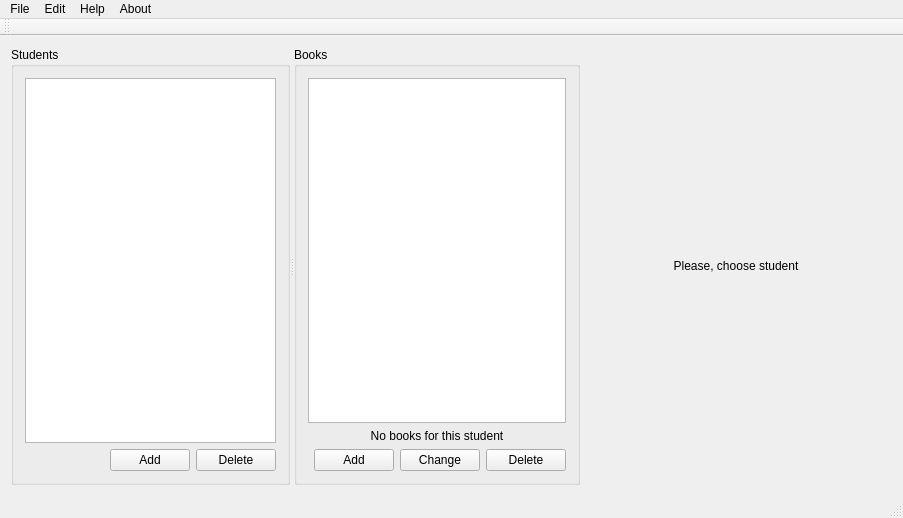
Before: the Qt Designer form GUI/MainWindow.ui in AntonyYurchenko/Library, drawn with Qt 5.
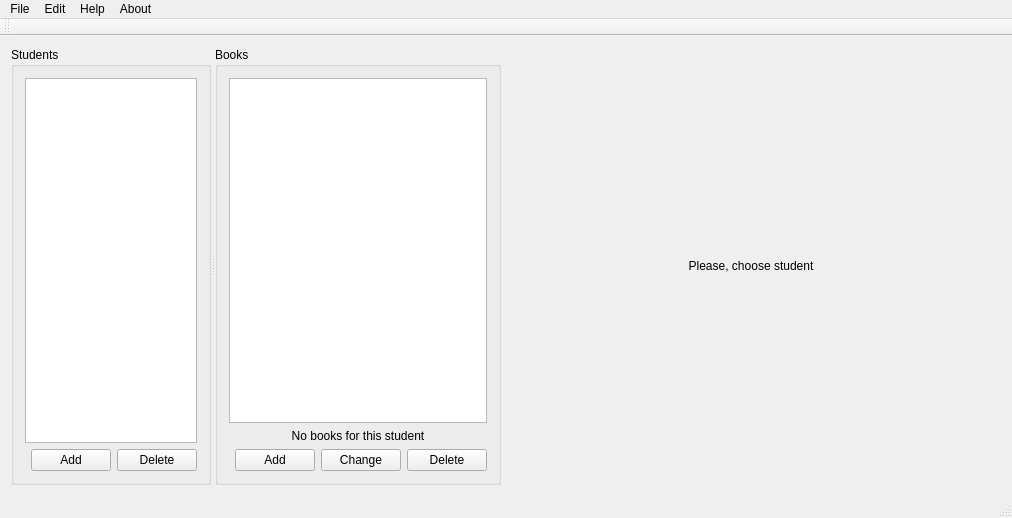
After: the same form once the commit is applied. Icons and pictures are not drawn.

Diff of the .ui file:
```diff
--- a/GUI/MainWindow.ui
+++ b/GUI/MainWindow.ui
@@ -13,6 +13,13 @@
   <property name="windowTitle">
    <string>Library</string>
   </property>
+  <property name="windowIcon">
+   <iconset resource="../Resource.qrc">
+    <normaloff>:/png/Resources/book.png</normaloff>:/png/Resources/book.png</iconset>
+  </property>
+  <property name="styleSheet">
+   <string notr="true"/>
+  </property>
   <widget class="QWidget" name="centralWidget">
    <layout class="QGridLayout" name="gridLayout_3">
     <item row="0" column="0">
@@ -23,7 +30,7 @@
       <widget class="QGroupBox" name="groupBox">
        <property name="sizePolicy">
         <sizepolicy hsizetype="Preferred" vsizetype="Preferred">
-         <horstretch>0</horstretch>
+         <horstretch>1</horstretch>
          <verstretch>0</verstretch>
         </sizepolicy>
        </property>
@@ -159,6 +166,12 @@
             <verstretch>0</verstretch>
            </sizepolicy>
           </property>
+          <property name="minimumSize">
+           <size>
+            <width>500</width>
+            <height>0</height>
+           </size>
+          </property>
           <property name="text">
            <string>                            Please, choose student                            </string>
           </property>
```
Left out of the diff: 12 changed lines with no effect on the pictures.
